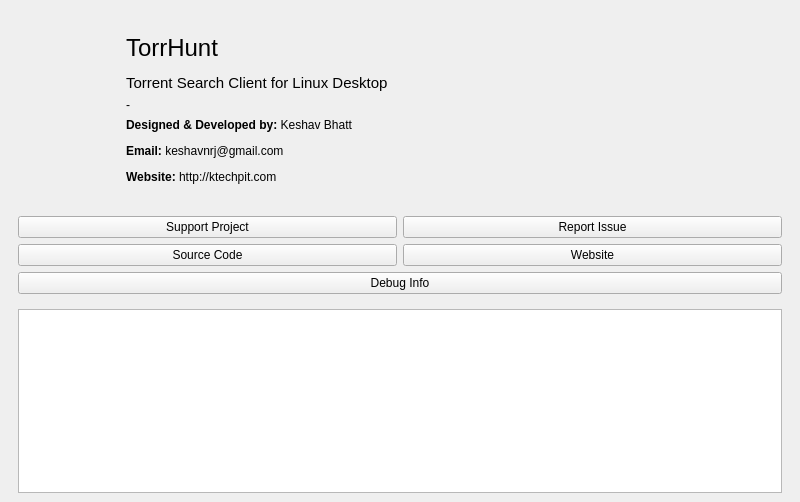
The window that src/about.ui (keshavbhatt/pixelbatch) describes before a commit, drawn with Qt 5.
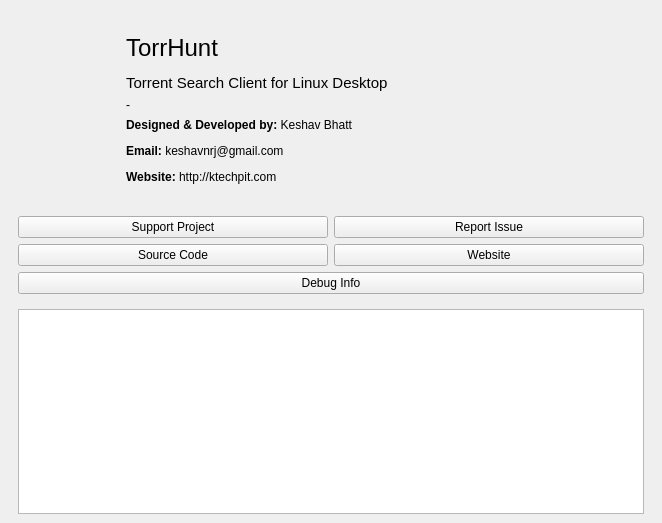
The same window after the commit. Icons and pictures are not drawn.

Commit message: feat: enhance About dialog layout and add icons for action buttons

```diff
--- a/src/about.ui
+++ b/src/about.ui
@@ -6,8 +6,8 @@
    <rect>
     <x>0</x>
     <y>0</y>
-    <width>800</width>
-    <height>502</height>
+    <width>662</width>
+    <height>523</height>
    </rect>
   </property>
   <property name="minimumSize">
@@ -269,6 +269,12 @@
         </property>
         <item>
          <widget class="QTextBrowser" name="debugInfoText">
+          <property name="sizePolicy">
+           <sizepolicy hsizetype="Expanding" vsizetype="Expanding">
+            <horstretch>0</horstretch>
+            <verstretch>0</verstretch>
+           </sizepolicy>
+          </property>
           <property name="minimumSize">
            <size>
             <width>0</width>
```
Left out of the diff: 20 changed lines with no effect on the pictures. The commit also changes 1 other file.
